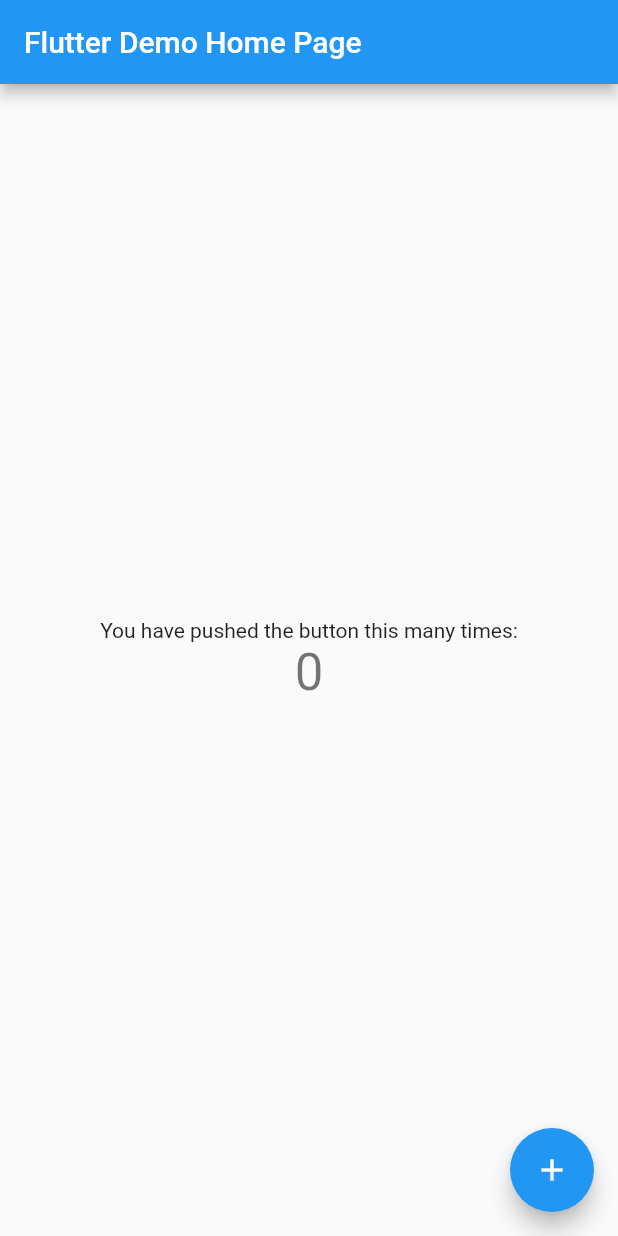
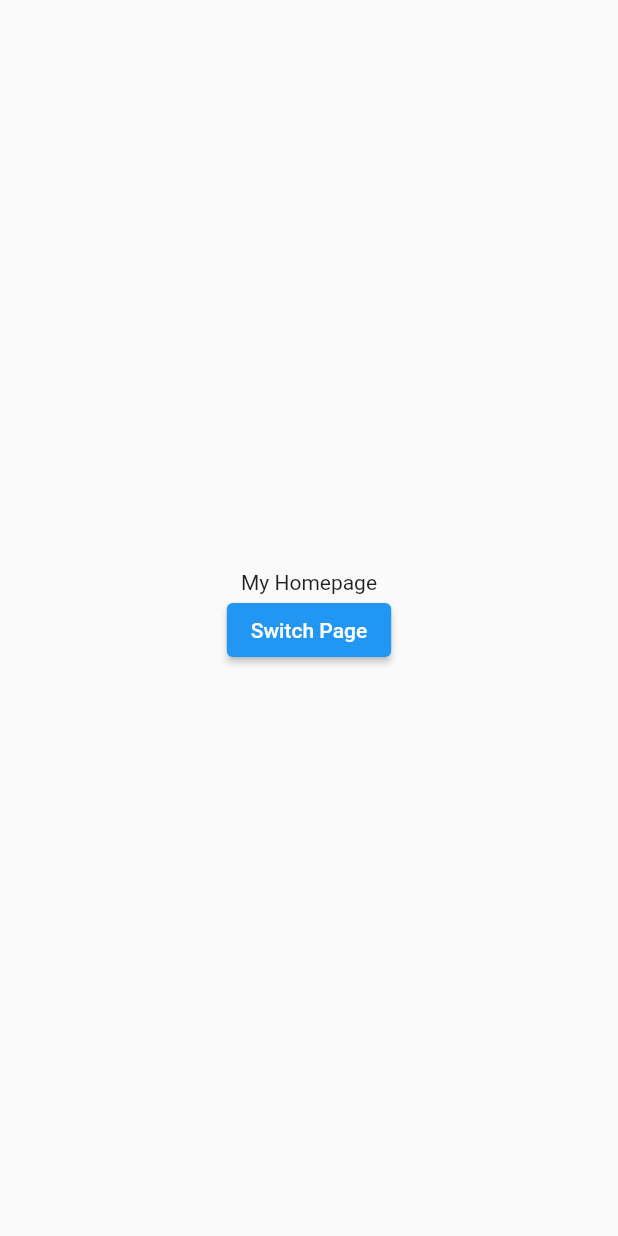
Before and after one commit to blakewood84/flutter-navigator-2.0, a Flutter app: the screen it shows after launch, on a phone screen of 412 x 824 dp. Run offline on Flutter 3.47's test engine with Material 2 defaults, Android fonts, the phone set to English and light mode, and no system bars.

Commit message:
created navigator widget with declarative routing

```diff
--- a/lib/main.dart
+++ b/lib/main.dart
@@ -4,112 +4,122 @@ void main() {
   runApp(const MyApp());
 }
 
-class MyApp extends StatelessWidget {
+enum Pages {
+  home('/'),
+  login('/login');
+
+  const Pages(this.route);
+  final String route;
+}
+
+class MyApp extends StatefulWidget {
   const MyApp({Key? key}) : super(key: key);
 
-  // This widget is the root of your application.
+  @override
+  State<MyApp> createState() => _MyAppState();
+}
+
+class _MyAppState extends State<MyApp> {
+  Pages currentPage = Pages.home;
+
   @override
   Widget build(BuildContext context) {
     return MaterialApp(
       title: 'Flutter Demo',
       theme: ThemeData(
-        // This is the theme of your application.
-        //
-        // Try running your application with "flutter run". You'll see the
-        // application has a blue toolbar. Then, without quitting the app, try
-        // changing the primarySwatch below to Colors.green and then invoke
-        // "hot reload" (press "r" in the console where you ran "flutter run",
-        // or simply save your changes to "hot reload" in a Flutter IDE).
-        // Notice that the counter didn't reset back to zero; the application
-        // is not restarted.
         primarySwatch: Colors.blue,
       ),
-      home: const MyHomePage(title: 'Flutter Demo Home Page'),
+      home: Navigator(
+          pages: [
+            if (currentPage == Pages.home)
+              MaterialPage(child: MyHomePage(
+                changeRoute: ((value) {
+                  setState(() {
+                    currentPage = value;
+                  });
+                }),
+              )),
+            if (currentPage == Pages.login)
+              MaterialPage(child: LoginScreen(
+                changeRoute: ((value) {
+                  setState(() {
+                    currentPage = value;
+                  });
+                }),
+              )),
+          ],
+          onPopPage: (route, result) {
+            if (route.didPop(result)) return false;
+
+            return true;
+          }),
     );
   }
 }
 
 class MyHomePage extends StatefulWidget {
-  const MyHomePage({Key? key, required this.title}) : super(key: key);
-
-  // This widget is the home page of your application. It is stateful, meaning
-  // that it has a State object (defined below) that contains fields that affect
-  // how it looks.
-
-  // This class is the configuration for the state. It holds the values (in this
-  // case the title) provided by the parent (in this case the App widget) and
-  // used by the build method of the State. Fields in a Widget subclass are
-  // always marked "final".
-
-  final String title;
+  const MyHomePage({required this.changeRoute, Key? key}) : super(key: key);
+  final ValueChanged<Pages> changeRoute;
 
   @override
   State<MyHomePage> createState() => _MyHomePageState();
 }
 
 class _MyHomePageState extends State<MyHomePage> {
-  int _counter = 0;
+  @override
+  Widget build(BuildContext context) {
+    return Scaffold(
+      body: Column(
+        mainAxisSize: MainAxisSize.max,
+        mainAxisAlignment: MainAxisAlignment.center,
+        children: [
+          Row(
+            mainAxisSize: MainAxisSize.max,
+            mainAxisAlignment: MainAxisAlignment.center,
+            children: const [
+              Text('My Homepage'),
+            ],
+          ),
+          ElevatedButton(
+            onPressed: () {
+              widget.changeRoute(Pages.login);
+            },
+            child: const Text('Switch Page'),
+          )
+        ],
+      ),
+    );
+  }
+}
 
-  void _incrementCounter() {
-    setState(() {
-      // This call to setState tells the Flutter framework that something has
-      // changed in this State, which causes it to rerun the build method below
-      // so that the display can reflect the updated values. If we changed
-      // _counter without calling setState(), then the build method would not be
-      // called again, and so nothing would appear to happen.
-      _counter++;
-    });
-  }
+class LoginScreen extends StatelessWidget {
+  const LoginScreen({required this.changeRoute, Key? key}) : super(key: key);
+  final ValueChanged<Pages> changeRoute;
 
   @override
   Widget build(BuildContext context) {
-    // This method is rerun every time setState is called, for instance as done
-    // by the _incrementCounter method above.
-    //
-    // The Flutter framework has been optimized to make rerunning build methods
-    // fast, so that you can just rebuild anything that needs updating rather
-    // than having to individually change instances of widgets.
     return Scaffold(
       appBar: AppBar(
-        // Here we take the value from the MyHomePage object that was created by
-        // the App.build method, and use it to set our appbar title.
-        title: Text(widget.title),
-      ),
-      body: Center(
-        // Center is a layout widget. It takes a single child and positions it
-        // in the middle of the parent.
-        child: Column(
-          // Column is also a layout widget. It takes a list of children and
-          // arranges them vertically. By default, it sizes itself to fit its
-          // children horizontally, and tries to be as tall as its parent.
-          //
-          // Invoke "debug painting" (press "p" in the console, choose the
-          // "Toggle Debug Paint" action from the Flutter Inspector in Android
-          // Studio, or the "Toggle Debug Paint" command in Visual Studio Code)
-          // to see the wireframe for each widget.
-          //
-          // Column has various properties to control how it sizes itself and
-          // how it positions its children. Here we use mainAxisAlignment to
-          // center the children vertically; the main axis here is the vertical
-          // axis because Columns are vertical (the cross axis would be
-          // horizontal).
-          mainAxisAlignment: MainAxisAlignment.center,
-          children: <Widget>[
-            const Text(
-              'You have pushed the button this many times:',
-            ),
-            Text(
-              '$_counter',
-              style: Theme.of(context).textTheme.headline4,
-            ),
-          ],
+        leading: IconButton(
+          icon: const Icon(Icons.chevron_left),
+          onPressed: () {
+            changeRoute(Pages.home);
+          },
         ),
       ),
-      floatingActionButton: FloatingActionButton(
-        onPressed: _incrementCounter,
-        tooltip: 'Increment',
-        child: const Icon(Icons.add),
-      ), // This trailing comma makes auto-formatting nicer for build methods.
+      body: Column(
+        mainAxisSize: MainAxisSize.max,
+        mainAxisAlignment: MainAxisAlignment.center,
+        children: [
+          Row(
+            mainAxisSize: MainAxisSize.max,
+            mainAxisAlignment: MainAxisAlignment.center,
+            children: const [
+              Text('Login Page'),
+            ],
+          )
+        ],
+      ),
     );
   }
 }
```
